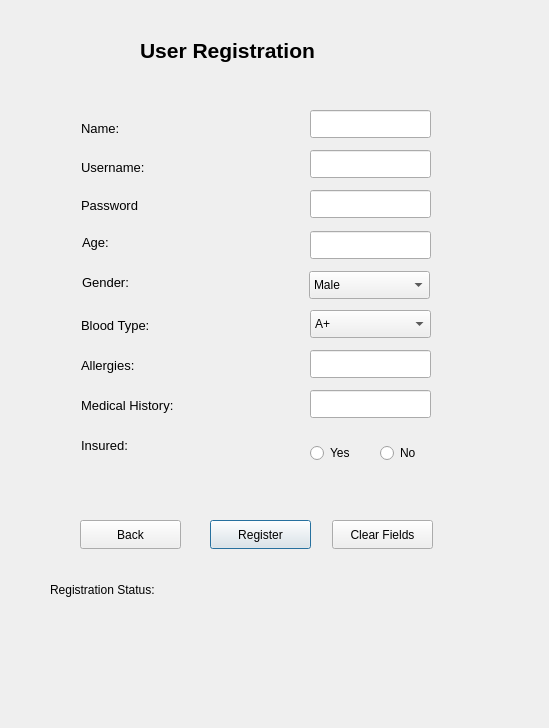
Above: userregisterwindow.ui from KirolousFouty/Hospital_Project before the change. Below: the same form after it.
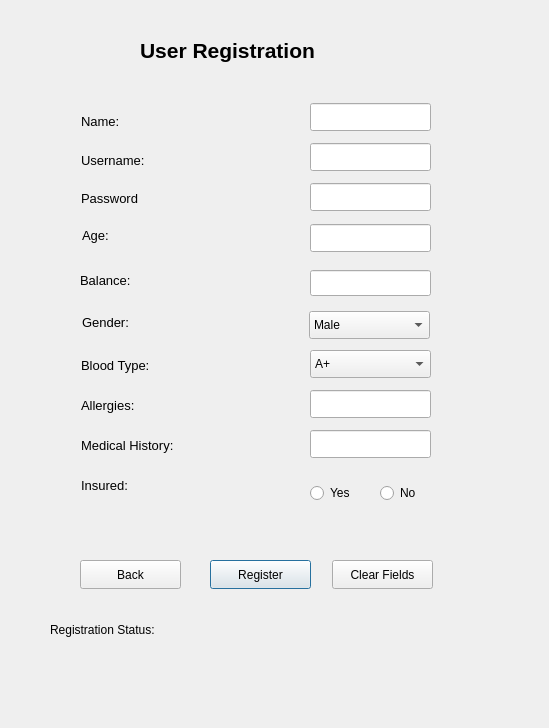
That is the form after the change.

Commit message: - Completed all the windows - Added a rechargeBalanceWindow

```diff
--- a/userregisterwindow.ui
+++ b/userregisterwindow.ui
@@ -36,7 +36,7 @@
    <property name="geometry">
     <rect>
      <x>81</x>
-     <y>113</y>
+     <y>106</y>
      <width>131</width>
      <height>31</height>
     </rect>
@@ -54,7 +54,7 @@
    <property name="geometry">
     <rect>
      <x>81</x>
-     <y>152</y>
+     <y>145</y>
      <width>131</width>
      <height>31</height>
     </rect>
@@ -72,7 +72,7 @@
    <property name="geometry">
     <rect>
      <x>82</x>
-     <y>231</y>
+     <y>224</y>
      <width>34</width>
      <height>23</height>
     </rect>
@@ -90,7 +90,7 @@
    <property name="geometry">
     <rect>
      <x>82</x>
-     <y>271</y>
+     <y>311</y>
      <width>60</width>
      <height>23</height>
     </rect>
@@ -108,7 +108,7 @@
    <property name="geometry">
     <rect>
      <x>81</x>
-     <y>310</y>
+     <y>350</y>
      <width>131</width>
      <height>31</height>
     </rect>
@@ -126,7 +126,7 @@
    <property name="geometry">
     <rect>
      <x>81</x>
-     <y>350</y>
+     <y>390</y>
      <width>131</width>
      <height>31</height>
     </rect>
@@ -144,7 +144,7 @@
    <property name="geometry">
     <rect>
      <x>81</x>
-     <y>430</y>
+     <y>470</y>
      <width>131</width>
      <height>31</height>
     </rect>
@@ -162,7 +162,7 @@
    <property name="geometry">
     <rect>
      <x>81</x>
-     <y>390</y>
+     <y>430</y>
      <width>131</width>
      <height>31</height>
     </rect>
@@ -180,7 +180,7 @@
    <property name="geometry">
     <rect>
      <x>310</x>
-     <y>110</y>
+     <y>103</y>
      <width>121</width>
      <height>28</height>
     </rect>
@@ -190,7 +190,7 @@
    <property name="geometry">
     <rect>
      <x>310</x>
-     <y>150</y>
+     <y>143</y>
      <width>121</width>
      <height>28</height>
     </rect>
@@ -200,7 +200,7 @@
    <property name="geometry">
     <rect>
      <x>310</x>
-     <y>231</y>
+     <y>224</y>
      <width>121</width>
      <height>28</height>
     </rect>
@@ -210,7 +210,7 @@
    <property name="geometry">
     <rect>
      <x>310</x>
-     <y>440</y>
+     <y>480</y>
      <width>50</width>
      <height>26</height>
     </rect>
@@ -223,7 +223,7 @@
    <property name="geometry">
     <rect>
      <x>380</x>
-     <y>440</y>
+     <y>480</y>
      <width>49</width>
      <height>26</height>
     </rect>
@@ -236,7 +236,7 @@
    <property name="geometry">
     <rect>
      <x>309</x>
-     <y>271</y>
+     <y>311</y>
      <width>121</width>
      <height>28</height>
     </rect>
@@ -261,7 +261,7 @@
    <property name="geometry">
     <rect>
      <x>310</x>
-     <y>350</y>
+     <y>390</y>
      <width>121</width>
      <height>28</height>
     </rect>
@@ -271,7 +271,7 @@
    <property name="geometry">
     <rect>
      <x>310</x>
-     <y>390</y>
+     <y>430</y>
      <width>121</width>
      <height>28</height>
     </rect>
@@ -281,7 +281,7 @@
    <property name="geometry">
     <rect>
      <x>210</x>
-     <y>520</y>
+     <y>560</y>
      <width>101</width>
      <height>29</height>
     </rect>
@@ -294,7 +294,7 @@
    <property name="geometry">
     <rect>
      <x>50</x>
-     <y>580</y>
+     <y>620</y>
      <width>431</width>
      <height>20</height>
     </rect>
@@ -307,7 +307,7 @@
    <property name="geometry">
     <rect>
      <x>332</x>
-     <y>520</y>
+     <y>560</y>
      <width>101</width>
      <height>29</height>
     </rect>
@@ -320,7 +320,7 @@
    <property name="geometry">
     <rect>
      <x>80</x>
-     <y>520</y>
+     <y>560</y>
      <width>101</width>
      <height>29</height>
     </rect>
@@ -333,7 +333,7 @@
    <property name="geometry">
     <rect>
      <x>81</x>
-     <y>190</y>
+     <y>183</y>
      <width>131</width>
      <height>31</height>
     </rect>
@@ -351,7 +351,7 @@
    <property name="geometry">
     <rect>
      <x>310</x>
-     <y>310</y>
+     <y>350</y>
      <width>121</width>
      <height>28</height>
     </rect>
@@ -401,12 +401,40 @@
    <property name="geometry">
     <rect>
      <x>310</x>
-     <y>190</y>
+     <y>183</y>
      <width>121</width>
      <height>28</height>
     </rect>
    </property>
   </widget>
+  <widget class="QLabel" name="balanceTitle">
+   <property name="geometry">
+    <rect>
+     <x>80</x>
+     <y>270</y>
+     <width>63</width>
+     <height>20</height>
+    </rect>
+   </property>
+   <property name="font">
+    <font>
+     <pointsize>10</pointsize>
+    </font>
+   </property>
+   <property name="text">
+    <string>Balance:</string>
+   </property>
+  </widget>
+  <widget class="QLineEdit" name="balanceDisplay">
+   <property name="geometry">
+    <rect>
+     <x>310</x>
+     <y>270</y>
+     <width>121</width>
+     <height>26</height>
+    </rect>
+   </property>
+  </widget>
  </widget>
  <resources/>
  <connections/>
```
Left out of the diff: 2 changed lines with no effect on the pictures. The commit also changes 24 other files.
